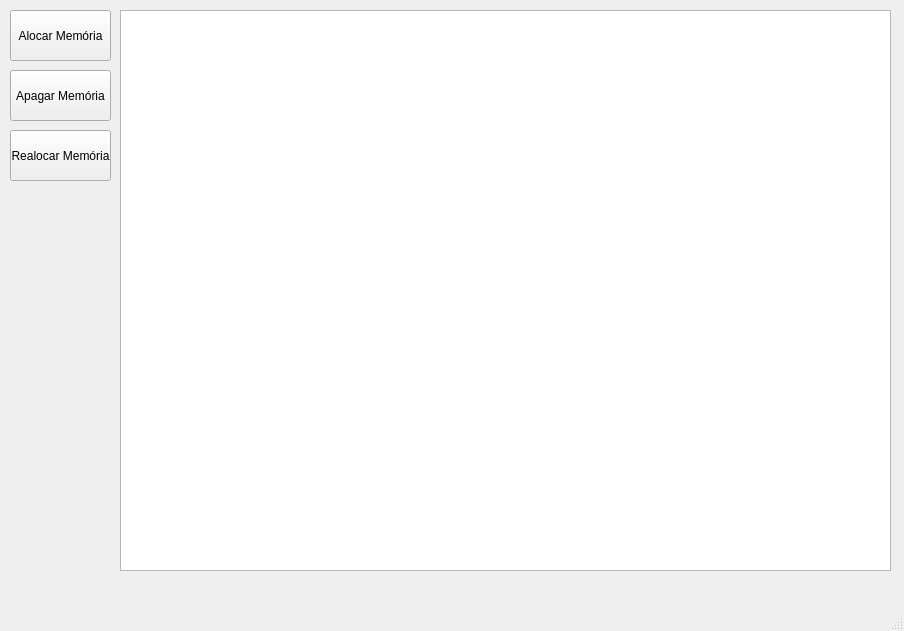
This is 2nd Semester/Operational Systems/Tasks/Memory Manager/memorymanager.ui in guilhermepenso/analisys-and-system-development as Qt 5 draws it before an edit. The edited form follows.
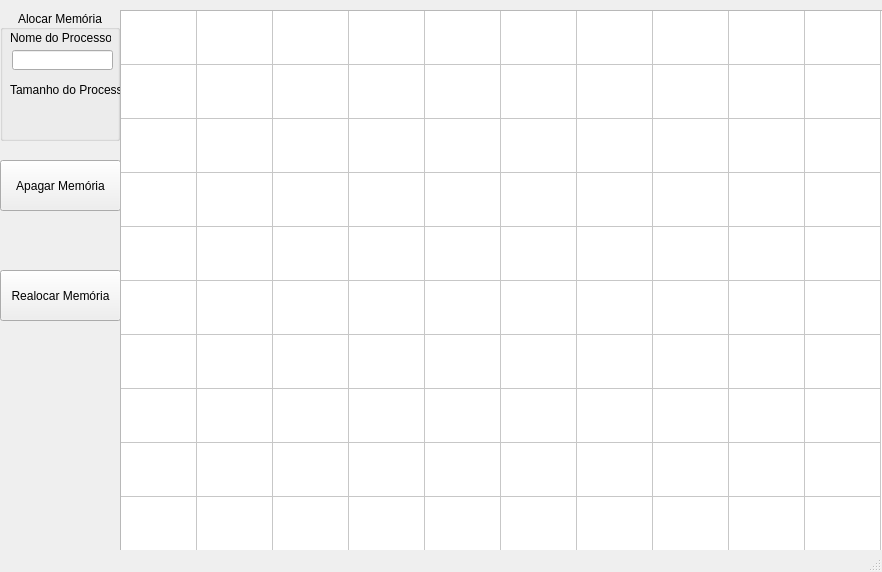
This is the edited form.

Commit message: retoques trabalho vanderlei

Diff of the .ui file:
```diff
--- a/2nd Semester/Operational Systems/Tasks/Memory Manager/memorymanager.ui
+++ b/2nd Semester/Operational Systems/Tasks/Memory Manager/memorymanager.ui
@@ -6,8 +6,8 @@
    <rect>
     <x>0</x>
     <y>0</y>
-    <width>904</width>
-    <height>631</height>
+    <width>882</width>
+    <height>572</height>
    </rect>
   </property>
   <property name="windowTitle">
@@ -17,25 +17,12 @@
    <bool>false</bool>
   </property>
   <widget class="QWidget" name="centralwidget">
-   <widget class="QPushButton" name="Alocar">
-    <property name="geometry">
-     <rect>
-      <x>10</x>
-      <y>10</y>
-      <width>101</width>
-      <height>51</height>
-     </rect>
-    </property>
-    <property name="text">
-     <string>Alocar Memória</string>
-    </property>
-   </widget>
    <widget class="QPushButton" name="Apagar">
     <property name="geometry">
      <rect>
-      <x>10</x>
-      <y>70</y>
-      <width>101</width>
+      <x>0</x>
+      <y>160</y>
+      <width>121</width>
       <height>51</height>
      </rect>
     </property>
@@ -46,9 +33,9 @@
    <widget class="QPushButton" name="Realocar">
     <property name="geometry">
      <rect>
-      <x>10</x>
-      <y>130</y>
-      <width>101</width>
+      <x>0</x>
+      <y>270</y>
+      <width>121</width>
       <height>51</height>
      </rect>
     </property>
@@ -65,17 +52,216 @@
       <height>561</height>
      </rect>
     </property>
+    <property name="minimumSize">
+     <size>
+      <width>0</width>
+      <height>0</height>
+     </size>
+    </property>
    </widget>
-  </widget>
-  <widget class="QMenuBar" name="menubar">
-   <property name="geometry">
-    <rect>
-     <x>0</x>
-     <y>0</y>
-     <width>904</width>
-     <height>21</height>
-    </rect>
-   </property>
+   <widget class="QTableWidget" name="tableWidget">
+    <property name="geometry">
+     <rect>
+      <x>120</x>
+      <y>10</y>
+      <width>771</width>
+      <height>561</height>
+     </rect>
+    </property>
+    <property name="styleSheet">
+     <string notr="true"/>
+    </property>
+    <property name="gridStyle">
+     <enum>Qt::SolidLine</enum>
+    </property>
+    <property name="sortingEnabled">
+     <bool>false</bool>
+    </property>
+    <property name="cornerButtonEnabled">
+     <bool>true</bool>
+    </property>
+    <property name="rowCount">
+     <number>10</number>
+    </property>
+    <attribute name="horizontalHeaderVisible">
+     <bool>false</bool>
+    </attribute>
+    <attribute name="horizontalHeaderCascadingSectionResizes">
+     <bool>false</bool>
+    </attribute>
+    <attribute name="horizontalHeaderDefaultSectionSize">
+     <number>76</number>
+    </attribute>
+    <attribute name="verticalHeaderVisible">
+     <bool>false</bool>
+    </attribute>
+    <attribute name="verticalHeaderDefaultSectionSize">
+     <number>54</number>
+    </attribute>
+    <row>
+     <property name="text">
+      <string>A</string>
+     </property>
+    </row>
+    <row>
+     <property name="text">
+      <string>B</string>
+     </property>
+    </row>
+    <row>
+     <property name="text">
+      <string>C</string>
+     </property>
+    </row>
+    <row>
+     <property name="text">
+      <string>D</string>
+     </property>
+    </row>
+    <row>
+     <property name="text">
+      <string>E</string>
+     </property>
+    </row>
+    <row>
+     <property name="text">
+      <string>F</string>
+     </property>
+    </row>
+    <row>
+     <property name="text">
+      <string>G</string>
+     </property>
+    </row>
+    <row>
+     <property name="text">
+      <string>H</string>
+     </property>
+    </row>
+    <row>
+     <property name="text">
+      <string>I</string>
+     </property>
+    </row>
+    <row>
+     <property name="text">
+      <string>J</string>
+     </property>
+    </row>
+    <column>
+     <property name="text">
+      <string>1</string>
+     </property>
+    </column>
+    <column>
+     <property name="text">
+      <string>2</string>
+     </property>
+    </column>
+    <column>
+     <property name="text">
+      <string>3</string>
+     </property>
+    </column>
+    <column>
+     <property name="text">
+      <string>4</string>
+     </property>
+    </column>
+    <column>
+     <property name="text">
+      <string>5</string>
+     </property>
+    </column>
+    <column>
+     <property name="text">
+      <string>6</string>
+     </property>
+    </column>
+    <column>
+     <property name="text">
+      <string>7</string>
+     </property>
+    </column>
+    <column>
+     <property name="text">
+      <string>8</string>
+     </property>
+    </column>
+    <column>
+     <property name="text">
+      <string>9</string>
+     </property>
+    </column>
+    <column>
+     <property name="text">
+      <string>10</string>
+     </property>
+    </column>
+    <item row="0" column="0">
+     <property name="text">
+      <string/>
+     </property>
+    </item>
+   </widget>
+   <widget class="QGroupBox" name="groupBox">
+    <property name="geometry">
+     <rect>
+      <x>0</x>
+      <y>10</y>
+      <width>120</width>
+      <height>131</height>
+     </rect>
+    </property>
+    <property name="layoutDirection">
+     <enum>Qt::LeftToRight</enum>
+    </property>
+    <property name="autoFillBackground">
+     <bool>true</bool>
+    </property>
+    <property name="title">
+     <string>Alocar Memória</string>
+    </property>
+    <property name="alignment">
+     <set>Qt::AlignCenter</set>
+    </property>
+    <widget class="QLineEdit" name="lineEdit">
+     <property name="geometry">
+      <rect>
+       <x>12</x>
+       <y>40</y>
+       <width>101</width>
+       <height>20</height>
+      </rect>
+     </property>
+    </widget>
+    <widget class="QLabel" name="label">
+     <property name="geometry">
+      <rect>
+       <x>10</x>
+       <y>20</y>
+       <width>101</width>
+       <height>16</height>
+      </rect>
+     </property>
+     <property name="text">
+      <string>Nome do Processo</string>
+     </property>
+    </widget>
+    <widget class="QLabel" name="label_2">
+     <property name="geometry">
+      <rect>
+       <x>10</x>
+       <y>70</y>
+       <width>111</width>
+       <height>20</height>
+      </rect>
+     </property>
+     <property name="text">
+      <string>Tamanho do Processo</string>
+     </property>
+    </widget>
+   </widget>
   </widget>
   <widget class="QStatusBar" name="statusbar"/>
  </widget>
```
The commit also changes 2 other files.
